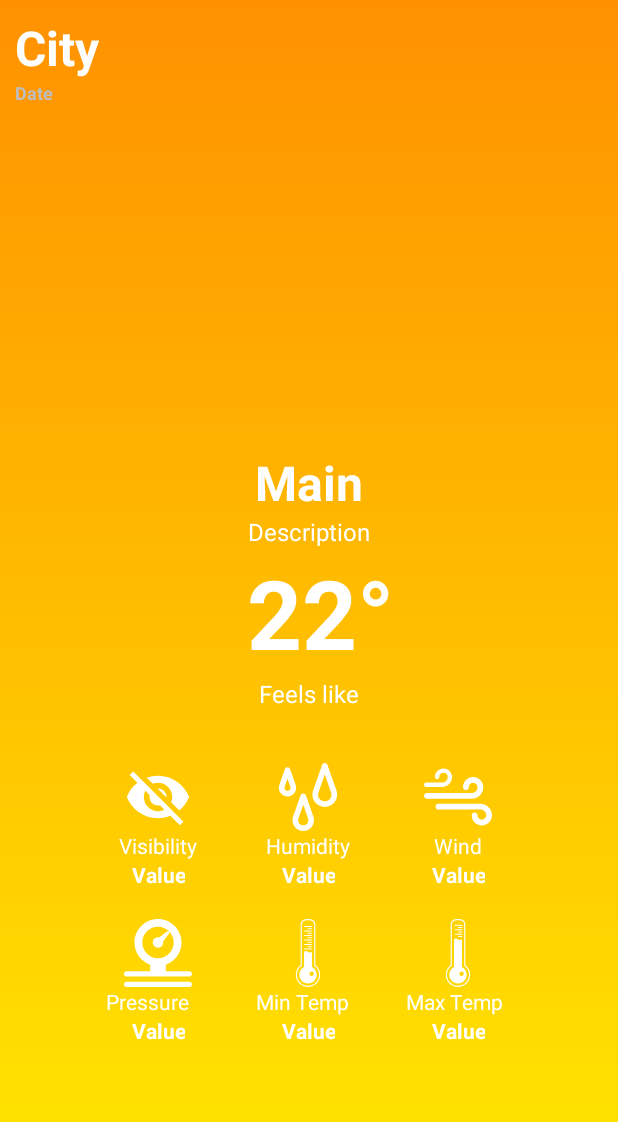
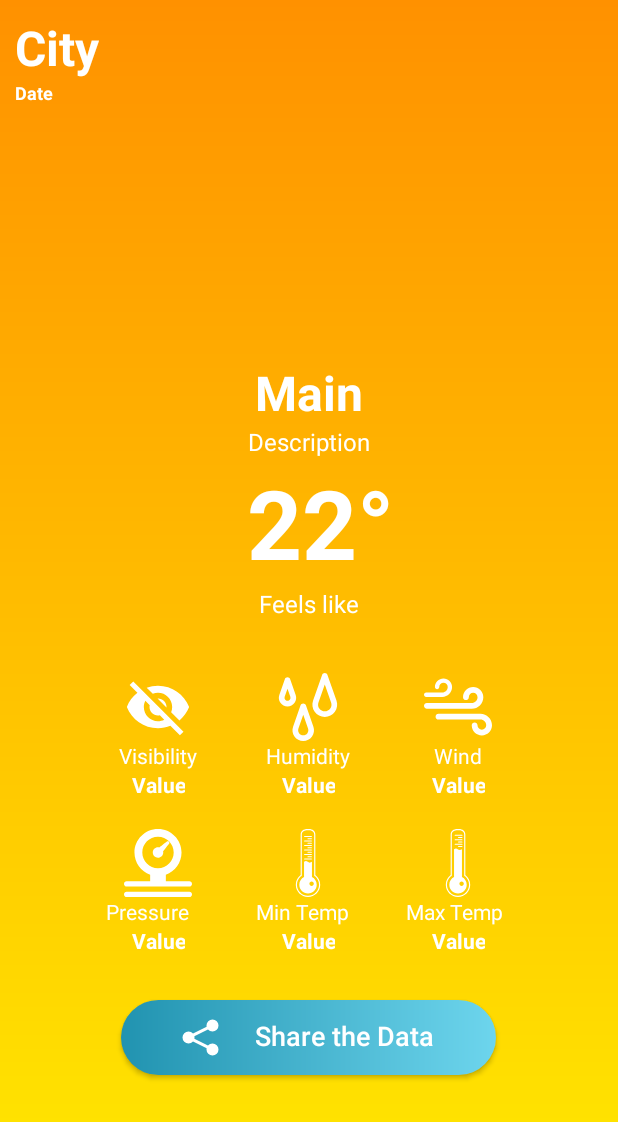
Before and after one commit to IEEE-VIT/weatherbes-android, an Android app: the layout activity_main.xml on its own in the app's theme, with its tools: preview values and no code run, on a phone screen of 412 x 824 dp. Shown: the top 1122 px of the screen. Run offline under Robolectric (Android 15) with nearby library versions, the phone set to English and light mode, and no system bars.

Commit message:
Added sharing functionality

```diff
--- a/app/src/main/java/com/example/weather/MainActivity.java
+++ b/app/src/main/java/com/example/weather/MainActivity.java
@@ -10,12 +10,14 @@ import android.os.Bundle;
 import android.view.KeyEvent;
 import android.view.LayoutInflater;
 import android.view.View;
+import android.widget.Button;
 import android.widget.ImageView;
 import android.widget.LinearLayout;
 import android.widget.TextView;
 import android.widget.Toast;
 
 import com.example.weather.api.WeatherAPI;
+import com.example.weather.model.Main;
 import com.example.weather.model.Weather;
 import com.example.weather.model.Weather_;
 import com.example.weather.model.Wind;
@@ -33,12 +35,12 @@ import retrofit2.converter.gson.GsonConverterFactory;
 
 public class MainActivity extends AppCompatActivity {
 
-    String main, description;
+    String main, description, Date, city_name;
     double feels_like, temp_max, temp_min, temp, wind_speed;
     int humidity, pressure, wind_dir, visibility;
     ImageView main_image;
     LinearLayout layout;
-
+    Button button;
     TextView Main, Description, feels_Like, temp_Max, temp_Min,
             Temp, wind_Speed, Humidity, Pressure, Visibility, date, City;
     private AlertDialog loadingDialog;
@@ -48,8 +50,8 @@ public class MainActivity extends AppCompatActivity {
         super.onCreate(savedInstanceState);
         setContentView(R.layout.progressbar);
         showLoadingDialog();
+
         String key = BuildConfig.API_KEY;
-
         Intent intent = getIntent();
         final String city_name = intent.getExtras().getString("City");
         Retrofit retrofit = new Retrofit.Builder()
@@ -79,6 +81,9 @@ public class MainActivity extends AppCompatActivity {
                 layout = findViewById(R.id.layout_main);
                 Main = findViewById(R.id.main);
                 main_image = findViewById(R.id.main_image);
+                button = findViewById(R.id.button);
+
+                button.setOnClickListener(v -> shareWeather());
 
                 List<Weather_> weather_ = weather.getWeather();
                 for (Weather_ weather_1 : weather_) {
@@ -147,6 +152,7 @@ public class MainActivity extends AppCompatActivity {
                 temp_min = main.getTempMin();
                 humidity = main.getHumidity();
                 pressure = main.getPressure();
+
                 String Date = new SimpleDateFormat("dd/MM/yyyy, EEEE", Locale.getDefault()).format(new Date());
 
                 if (weather.getVisibility() != null) {
@@ -203,7 +209,21 @@ public class MainActivity extends AppCompatActivity {
         loadingDialog.show();
     }
 
+
     private void hideLoadingDialog(){
         loadingDialog.hide();
+
+    }
+    private void shareWeather(){
+        Intent sendIntent = new Intent();
+        sendIntent.setAction(Intent.ACTION_SEND);
+        sendIntent.putExtra(Intent.EXTRA_TEXT, "The weather report of " + city_name +" on "+ Date + " is like this."+"\n"
+                +"Min and max temperature: " + temp_max + " °C, "+ temp_min + " °C "+"\n"+"Humidity: "+ humidity
+                + "\n"+ "Pressure: "+ pressure+"\n"+ "Wind speed: "+ wind_speed + " and wind direction: "+ wind_dir+"\n"
+                + "Visibility: "+visibility + "\n"+"And it feels like " + feels_like+ " and "+ main);
+        sendIntent.setType("text/plain");
+        Intent shareIntent = Intent.createChooser(sendIntent, "Share via ");
+        startActivity(shareIntent);
+
     }
 }
--- /dev/null
+++ b/app/src/main/res/drawable/ic_icons8_share__2_.xml
@@ -0,0 +1,9 @@
+<vector xmlns:android="http://schemas.android.com/apk/res/android"
+    android:width="30dp"
+    android:height="30dp"
+    android:viewportWidth="30"
+    android:viewportHeight="30">
+  <path
+      android:pathData="M23,3A4,4 0,0 0,19 7A4,4 0,0 0,19.0938 7.8359L10.0117,12.377A4,4 0,0 0,7 11A4,4 0,0 0,3 15A4,4 0,0 0,7 19A4,4 0,0 0,10.0137 17.625L19.0898,22.1641A4,4 0,0 0,19 23A4,4 0,0 0,23 27A4,4 0,0 0,27 23A4,4 0,0 0,23 19A4,4 0,0 0,19.9863 20.375L10.9102,15.8359A4,4 0,0 0,11 15A4,4 0,0 0,10.9063 14.166L19.9883,9.625A4,4 0,0 0,23 11A4,4 0,0 0,27 7A4,4 0,0 0,23 3z"
+      android:fillColor="#ffffff"/>
+</vector>
--- /dev/null
+++ b/app/src/main/res/drawable/share_button.xml
@@ -0,0 +1,10 @@
+<?xml version="1.0" encoding="utf-8"?>
+<shape xmlns:android="http://schemas.android.com/apk/res/android" android:shape="rectangle">
+
+    <gradient
+        android:endColor="#6dd5ed"
+        android:startColor="#2193b0"
+    />
+
+    <corners android:radius="30dp"/>
+</shape>
--- a/app/src/main/res/layout/activity_main.xml
+++ b/app/src/main/res/layout/activity_main.xml
@@ -8,6 +8,7 @@
     android:layout_height="match_parent"
     android:background="@drawable/sunny_back"
     android:padding="10dp">
+
 
     <TextView
         android:id="@+id/city"
@@ -25,15 +26,16 @@
         android:text="Date"
         android:id="@+id/date"
         android:textStyle="bold"
-        android:textColor="#BEBDBD"
+        android:textColor="#ffffff"
         android:textSize="12sp"/>
 
+
     <ImageView
-        android:layout_width="150dp"
-        android:layout_height="150dp"
+        android:id="@+id/main_image"
+        android:layout_width="120dp"
+        android:layout_height="120dp"
         android:layout_gravity="center_horizontal"
-        android:layout_marginTop="60dp"
-        android:id="@+id/main_image"/>
+        android:layout_marginTop="30dp" />
 
     <TextView
         android:layout_width="wrap_content"
@@ -183,9 +185,9 @@
     <LinearLayout
         android:layout_width="wrap_content"
         android:layout_height="wrap_content"
-        android:orientation="horizontal"
         android:layout_gravity="center_horizontal"
-        android:layout_marginTop="20dp">
+        android:layout_marginTop="20dp"
+        android:orientation="horizontal">
 
         <LinearLayout
             android:layout_width="70dp"
@@ -196,55 +198,55 @@
                 android:layout_width="45dp"
                 android:layout_height="45dp"
                 android:layout_gravity="center_horizontal"
-                    android:src="@drawable/pressure"/>
+                android:src="@drawable/pressure" />
 
             <TextView
                 android:layout_width="wrap_content"
                 android:layout_height="wrap_content"
                 android:text="Pressure"
                 android:textAlignment="center"
-                    android:textColor="#fff"/>
+                android:textColor="#fff" />
 
             <TextView
+                android:id="@+id/pressure"
                 android:layout_width="wrap_content"
                 android:layout_height="wrap_content"
+                android:layout_gravity="center_horizontal"
                 android:text="Value"
-                    android:layout_gravity="center_horizontal"
-                    android:textStyle="bold"
-                    android:id="@+id/pressure"
                 android:textAlignment="center"
-                    android:textColor="#fff"/>
+                android:textColor="#fff"
+                android:textStyle="bold" />
 
         </LinearLayout>
 
         <LinearLayout
             android:layout_width="70dp"
             android:layout_height="wrap_content"
-                android:orientation="vertical"
-                android:layout_marginHorizontal="30dp">
+            android:layout_marginHorizontal="30dp"
+            android:orientation="vertical">
 
             <ImageView
                 android:layout_width="45dp"
                 android:layout_height="45dp"
                 android:layout_gravity="center_horizontal"
-                    android:src="@drawable/temp_min"/>
+                android:src="@drawable/temp_min" />
 
             <TextView
                 android:layout_width="wrap_content"
                 android:layout_height="wrap_content"
                 android:text="Min Temp"
                 android:textAlignment="center"
-                    android:textColor="#fff"/>
+                android:textColor="#fff" />
 
             <TextView
+                android:id="@+id/min_temp"
                 android:layout_width="wrap_content"
                 android:layout_height="wrap_content"
+                android:layout_gravity="center_horizontal"
                 android:text="Value"
-                    android:layout_gravity="center_horizontal"
-                    android:id="@+id/min_temp"
-                    android:textStyle="bold"
                 android:textAlignment="center"
-                    android:textColor="#fff"/>
+                android:textColor="#fff"
+                android:textStyle="bold" />
 
         </LinearLayout>
 
@@ -257,28 +259,49 @@
                 android:layout_width="45dp"
                 android:layout_height="45dp"
                 android:layout_gravity="center_horizontal"
-                    android:src="@drawable/temp_max"/>
+                android:src="@drawable/temp_max" />
 
             <TextView
                 android:layout_width="wrap_content"
                 android:layout_height="wrap_content"
                 android:text="Max Temp"
                 android:textAlignment="center"
-                    android:textColor="#fff"/>
+                android:textColor="#fff" />
 
             <TextView
+                android:id="@+id/max_temp"
                 android:layout_width="wrap_content"
                 android:layout_height="wrap_content"
+                android:layout_gravity="center_horizontal"
                 android:text="Value"
-                    android:layout_gravity="center_horizontal"
-                    android:id="@+id/max_temp"
-                    android:textStyle="bold"
                 android:textAlignment="center"
-                    android:textColor="#fff"/>
+                android:textColor="#fff"
+                android:textStyle="bold" />
 
         </LinearLayout>
 
 
     </LinearLayout>
 
+
+    <Button
+        android:id="@+id/button"
+        android:layout_width="250dp"
+        android:layout_height="50dp"
+        android:layout_gravity="center_horizontal"
+        android:layout_marginTop="30dp"
+        android:background="@drawable/share_button"
+        android:drawableLeft="@drawable/ic_icons8_share__2_"
+        android:fontFamily="sans-serif-medium"
+        android:includeFontPadding="false"
+        android:paddingLeft="38dp"
+        android:paddingTop="8dp"
+        android:paddingRight="20dp"
+        android:paddingBottom="8dp"
+        android:text="Share the Data"
+        android:textAllCaps="false"
+        android:textColor="#ffffff"
+        android:textSize="18sp" />
+
+
 </LinearLayout>
```
Lines whose indentation alone changed are shown as unchanged.
